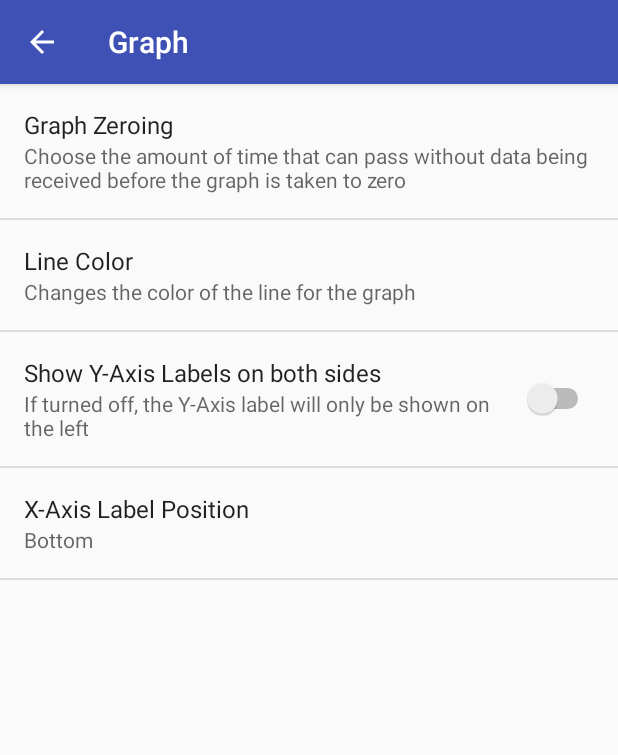
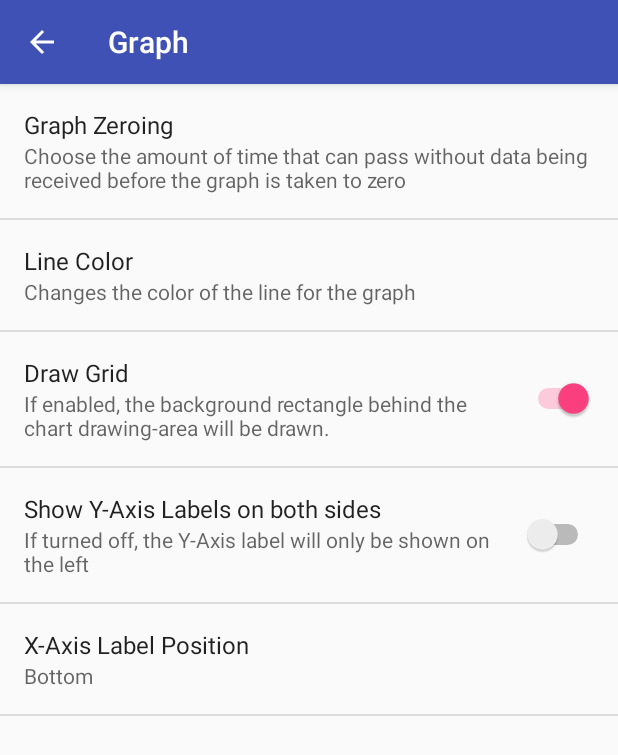
Before and after one commit to minigridems/SERC-ENERYGY-METERING-MOBILE-APP, an Android app: the SettingsActivity screen opened directly, with no data from a screen before it, after a tap on "Graph", on a phone screen of 412 x 824 dp. Shown: the top 755 px of the screen. Run offline under Robolectric (Android 15) with nearby library versions, the phone set to English and light mode, and no system bars.

Commit message:
Added setting to add or remove grid

```diff
--- a/app/build.gradle
+++ b/app/build.gradle
@@ -21,8 +21,8 @@ android {
         applicationId "edu.strathmore.serc.sercopenenergymonitorv3"
         minSdkVersion 14
         targetSdkVersion 21
-        versionCode 6
-        versionName "1.5-Fourth alpha release"
+        versionCode 10
+        versionName "v2.0 - First Beta Release"
         testInstrumentationRunner "android.support.test.runner.AndroidJUnitRunner"
     }
     buildTypes {
--- a/app/src/main/java/edu/strathmore/serc/sercopenenergymonitorv3/GraphActivity.java
+++ b/app/src/main/java/edu/strathmore/serc/sercopenenergymonitorv3/GraphActivity.java
@@ -347,6 +347,12 @@ public class GraphActivity extends AppCompatActivity {
                 lineChart.invalidate(); //refresh the data
                 lineChart.fitScreen();  // set the zoom level back to the default
 
+                // Gets the preference for whether or not the grid will be drawn
+                boolean toDrawGrid = appSettings.getBoolean("graph_draw_grid_pref", true);
+                lineChart.getXAxis().setDrawGridLines(toDrawGrid);
+                lineChart.getAxisLeft().setDrawGridLines(toDrawGrid);
+                lineChart.getAxisRight().setDrawGridLines(toDrawGrid);
+
                 Log.i("SERC Log", "Styling xAxis");
                 // Gets the x axis
                 XAxis styledXAxis = lineChart.getXAxis();
--- a/app/src/main/res/values/strings.xml
+++ b/app/src/main/res/values/strings.xml
@@ -212,7 +212,8 @@
     <string name="root_link_dialog_title">Root Link Not found</string>
     <string name="dialog_enter_root_link_prompt">Enter Root Link</string>
     <string name="dialog_root_link_settings_later">The Root Link can also be added in settings later</string>
-
+    <string name="pref_grid_draw_graph_title">Draw Grid</string>
+    <string name="pref_grid_draw_graph_summary">If enabled, the background rectangle behind the chart drawing-area will be drawn.</string>
 
 
     <!--Custom List for Settings -->
--- a/app/src/main/res/xml/pref_graph.xml
+++ b/app/src/main/res/xml/pref_graph.xml
@@ -33,10 +33,20 @@
         />
 
     <SwitchPreference
+        android:defaultValue="true"
+        android:title="@string/pref_grid_draw_graph_title"
+        android:summary="@string/pref_grid_draw_graph_summary"
+        android:key="graph_draw_grid_pref"
+        />
+
+
+
+    <SwitchPreference
         android:key="graph_y_axis_both_sides"
         android:title="@string/pref_graph_y_axis_label_title"
         android:summary="@string/pref_graph_y_axis_label_summary"
         android:defaultValue="false"
+
         />
 
     <ListPreference
```
Also changed, not shown: app/src/main/res/layout/y_axis_pref.xml (added, +23 -0 lines).
